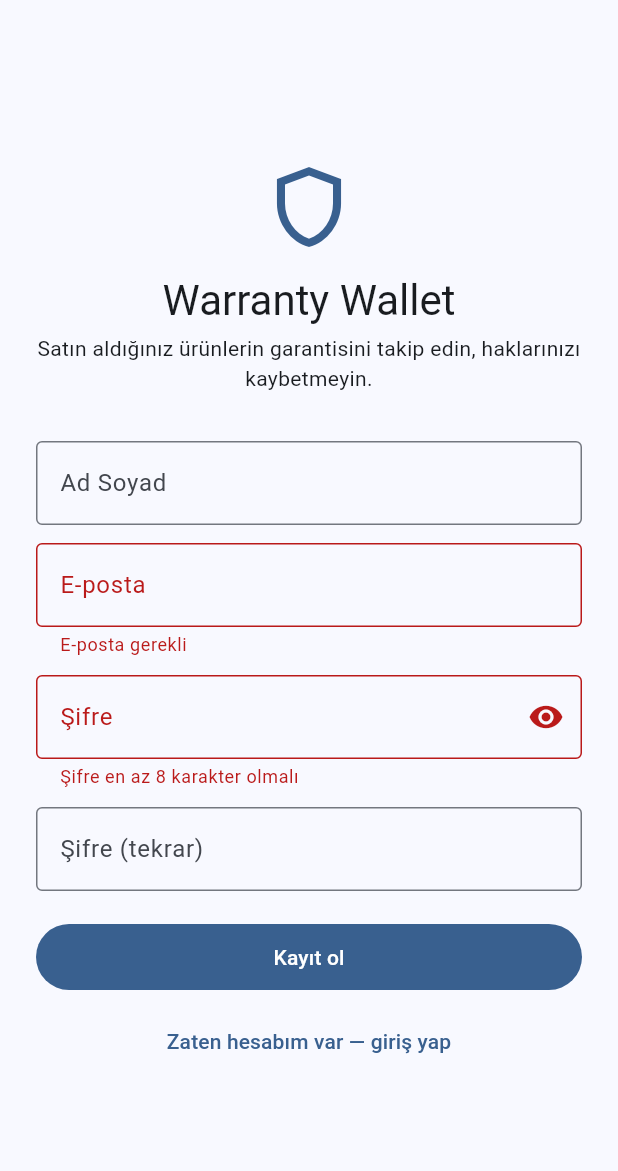
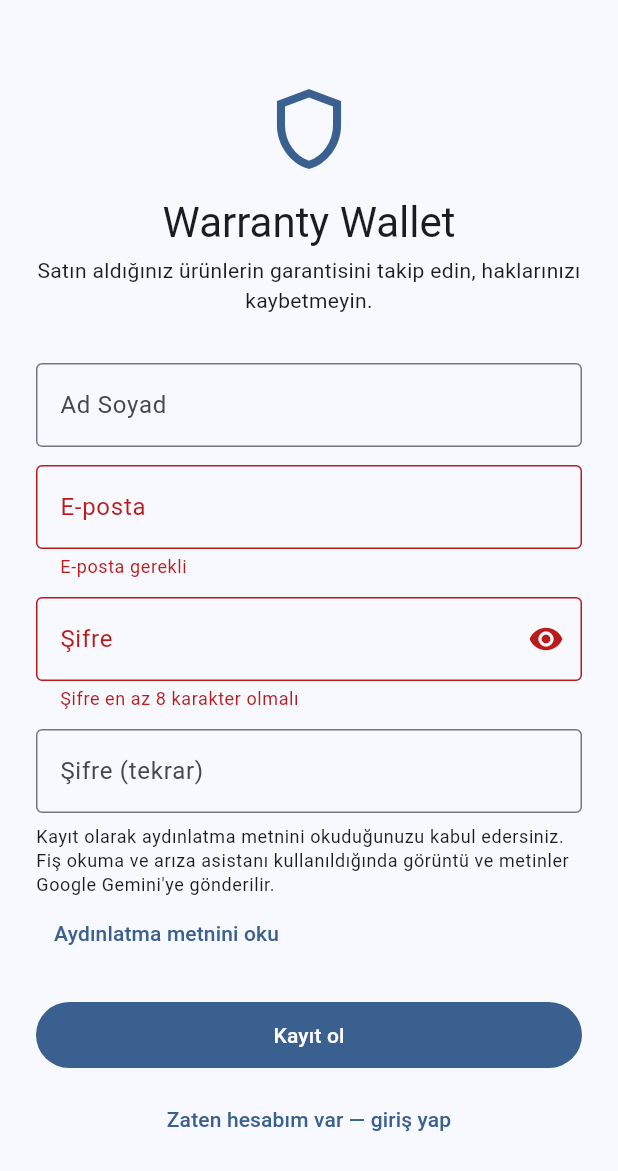
Before and after one commit to berat-kaan-akcan/WarrantyWallet, a Flutter app: the screen it shows after launch, after a tap on "Giriş yap", after a tap on "Hesabınız yok mu? Kayıt olun", on a phone screen of 412 x 824 dp. Shown: the top 1171 px of the screen. Run offline on Flutter 3.47's test engine with Material 3 defaults, Android fonts, the phone set to English and light mode, and no system bars; our stand-ins replace file_picker, flutter_local_notifications, flutter_riverpod, flutter_secure_storage, image_picker, share_plus and 1 more; missing offline and left inert: google_mlkit_text_recognition, mobile_scanner; network calls fail.

Commit message:
Mobile: privacy notice screen, linked from registration and settings
Co-Authored-By: Claude Opus 5.5 (1M context) <noreply@anthropic.com>
Claude-Session: https://claude.ai/code/session_01XAw8Ty8WX4EhUKq2vDHVXr

```diff
--- a/mobile/lib/features/auth/login_screen.dart
+++ b/mobile/lib/features/auth/login_screen.dart
@@ -3,6 +3,7 @@ import 'package:flutter_riverpod/flutter_riverpod.dart';
 
 import '../../state/providers.dart';
 import '../../widgets/common.dart';
+import '../settings/privacy_screen.dart';
 import 'password_reset_screen.dart';
 
 /// Login / register screen.
@@ -143,6 +144,21 @@ class _LoginScreenState extends ConsumerState<LoginScreen> {
                               : 'Şifreler aynı değil',
                           onFieldSubmitted: (_) => _submit(),
                         ),
+                        const SizedBox(height: 8),
+                        Text(
+                            'Kayıt olarak aydınlatma metnini okuduğunuzu kabul edersiniz. '
+                            'Fiş okuma ve arıza asistanı kullanıldığında görüntü ve metinler Google Gemini\'ye gönderilir.',
+                            style: theme.textTheme.bodySmall),
+                        Align(
+                          alignment: Alignment.centerLeft,
+                          child: TextButton(
+                            key: const Key('privacy_notice'),
+                            onPressed: () => Navigator.of(context).push(
+                                MaterialPageRoute<void>(
+                                    builder: (_) => const PrivacyScreen())),
+                            child: const Text('Aydınlatma metnini oku'),
+                          ),
+                        ),
                       ],
                       if (!_registerMode)
                         Align(
```
Also changed, not shown: mobile/lib/features/settings/privacy_screen.dart (added, +63 -0 lines), mobile/lib/features/settings/settings_screen.dart (+9 -0 lines), 2 other files.
